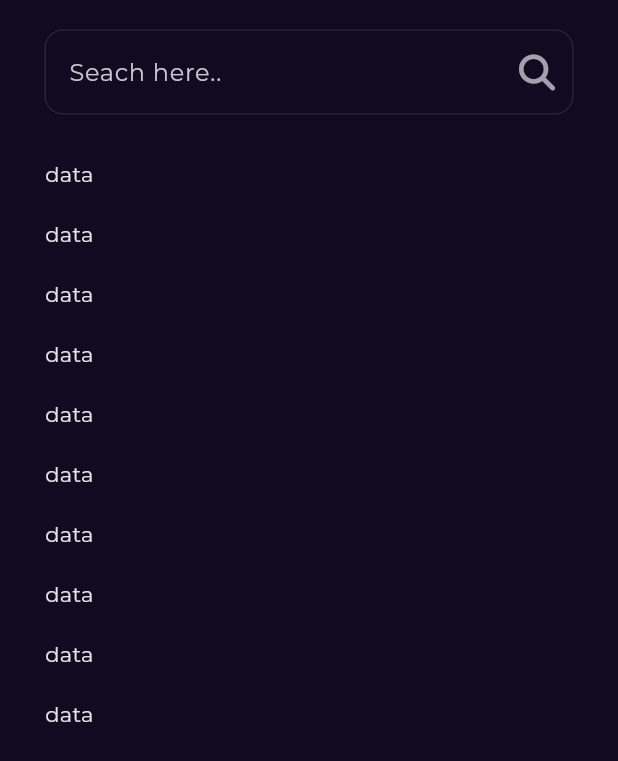
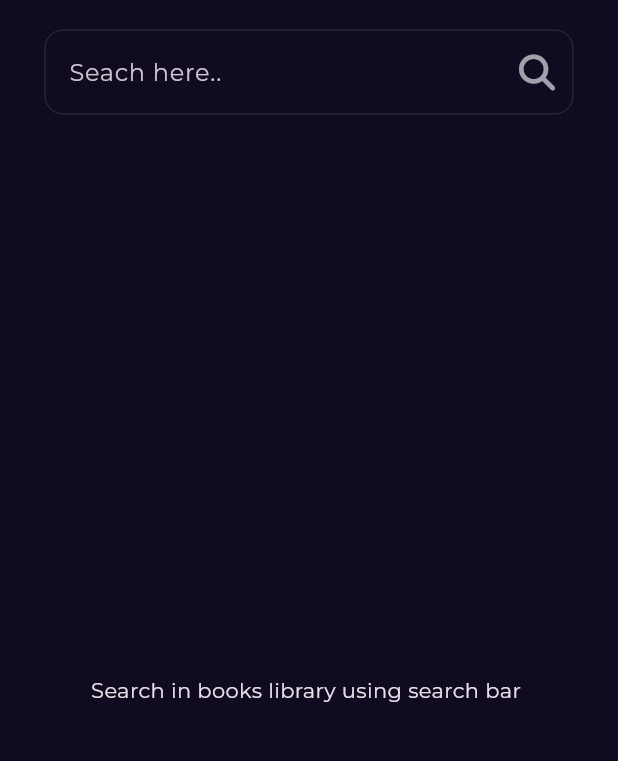
Before and after one commit to Mohamad-Ammis/bookly_app, a Flutter app: the SearchView screen opened by its route, on a phone screen of 412 x 824 dp. Shown: the top 761 px of the screen. Run offline on Flutter 3.47's test engine with Material 3 defaults, Android fonts, the phone set to English and light mode, and no system bars; our stand-ins replace bloc, cached_network_image, dartz, dio, equatable, flutter_bloc and 4 more; network calls fail.

Commit message:
finish debouncing search feature

```diff
--- a/lib/core/utils/app_router.dart
+++ b/lib/core/utils/app_router.dart
@@ -4,6 +4,8 @@ import 'package:bookly_app/features/home/data/repos/home_repo_implementation.dar
 import 'package:bookly_app/features/home/presentation/manger/cubit/similar_books_cubit.dart';
 import 'package:bookly_app/features/home/presentation/views/book_details_view.dart';
 import 'package:bookly_app/features/home/presentation/views/home_view.dart';
+import 'package:bookly_app/features/search/data/repositories/search_repositories_implementation.dart';
+import 'package:bookly_app/features/search/presentation/cubits/search_cubit/search_cubit.dart';
 import 'package:bookly_app/features/search/presentation/views/search_view.dart';
 import 'package:bookly_app/features/splash/presentation/views/splash_view.dart';
 import 'package:flutter_bloc/flutter_bloc.dart';
@@ -33,7 +35,10 @@ abstract class AppRouter {
       ),
       GoRoute(
         path: kSearchViewPath,
-        builder: (context, state) => const SearchView(),
+        builder: (context, state) => BlocProvider(
+          create: (context) => SearchCubit(getIt.get<SearchRepositoriesImplementation>()),
+          child: const SearchView(),
+        ),
       ),
     ],
   );
--- a/lib/core/utils/service_locator.dart
+++ b/lib/core/utils/service_locator.dart
@@ -1,5 +1,6 @@
 import 'package:bookly_app/core/utils/api_service.dart';
 import 'package:bookly_app/features/home/data/repos/home_repo_implementation.dart';
+import 'package:bookly_app/features/search/data/repositories/search_repositories_implementation.dart';
 import 'package:dio/dio.dart';
 import 'package:get_it/get_it.dart';
 
@@ -16,4 +17,9 @@ void setupServiceLocator() {
       apiService: getIt.get<ApiService>(),
     ),
   );
+  getIt.registerSingleton<SearchRepositoriesImplementation>(
+    SearchRepositoriesImplementation(
+      apiService: getIt.get<ApiService>(),
+    ),
+  );
 }
--- a/lib/features/home/presentation/views/widgets/best_seller_listview_item.dart
+++ b/lib/features/home/presentation/views/widgets/best_seller_listview_item.dart
@@ -44,7 +44,7 @@ class NewestBookListViewItem extends StatelessWidget {
                     height: 3,
                   ),
                   Text(
-                    book.volumeInfo.authors![0],
+                    book.volumeInfo.authors?[0]??'',
                     style: Styles.textStyle14,
                   ),
                   const SizedBox(
--- /dev/null
+++ b/lib/features/search/data/repositories/search_repositories.dart
@@ -0,0 +1,8 @@
+import 'package:bookly_app/core/errors/failure.dart';
+import 'package:bookly_app/features/home/data/models/book_model/book_model.dart';
+import 'package:dartz/dartz.dart';
+
+abstract class SearchRepositories {
+  Future <Either<Faliure,List<BookModel>>> searchBooksWithName(String searchText);
+
+}
--- /dev/null
+++ b/lib/features/search/data/repositories/search_repositories_implementation.dart
@@ -0,0 +1,36 @@
+import 'package:bookly_app/core/errors/failure.dart';
+import 'package:bookly_app/core/utils/api_service.dart';
+import 'package:bookly_app/features/home/data/models/book_model/book_model.dart';
+import 'package:bookly_app/features/search/data/repositories/search_repositories.dart';
+import 'package:dartz/dartz.dart';
+import 'package:dio/dio.dart';
+import 'package:flutter/material.dart';
+
+class SearchRepositoriesImplementation implements SearchRepositories {
+  final ApiService apiService;
+
+  SearchRepositoriesImplementation({required this.apiService});
+  @override
+  Future<Either<Faliure, List<BookModel>>> searchBooksWithName(
+      String searchText) async {
+    try {
+      List<BookModel> books = [];
+      var data = await apiService.get(
+          endPoint: 'volumes?Filtering=free-ebooks&q=$searchText');
+      for (var item in data['items']) {
+        try {
+          books.add(BookModel.fromJson(item));
+        } catch (e) {
+          debugPrint('e: ${e}');
+        }
+      }
+      return Right(books);
+    } catch (e) {
+      if (e is DioException) {
+        return Left(ServerFaliure.fromDioException(e));
+      } else {
+        return Left(ServerFaliure(errorMessage: e.toString()));
+      }
+    }
+  }
+}
--- /dev/null
+++ b/lib/features/search/presentation/cubits/search_cubit/search_cubit.dart
@@ -0,0 +1,40 @@
+import 'dart:async';
+
+import 'package:bloc/bloc.dart';
+import 'package:bookly_app/features/home/data/models/book_model/book_model.dart';
+import 'package:bookly_app/features/search/data/repositories/search_repositories.dart';
+import 'package:equatable/equatable.dart';
+import 'package:flutter/material.dart';
+
+part 'search_state.dart';
+
+class SearchCubit extends Cubit<SearchState> {
+  SearchCubit(this.searchRepositories) : super(SearchInitial());
+
+  final SearchRepositories searchRepositories;
+  Timer? _debounce;
+
+  Future<void> searchBooksWithName({required String searchText}) async {
+    try {
+      emit(SearchLoading());
+      if (_debounce?.isActive ?? false) _debounce!.cancel();
+      _debounce = Timer(const Duration(milliseconds: 500), () async {
+        debugPrint(
+            '*********************from Search Call******************************');
+        var result = await searchRepositories.searchBooksWithName(searchText);
+        result.fold(
+          (failure) => emit(SearchFaliure(errMessage: failure.errorMessage)),
+          (books) => emit(SearchSuccess(books: books)),
+        );
+      });
+    } on Exception catch (e) {
+      debugPrint('e: ${e}');
+    }
+  }
+
+  @override
+  Future<void> close() {
+    _debounce?.cancel();
+    return super.close();
+  }
+}
--- /dev/null
+++ b/lib/features/search/presentation/cubits/search_cubit/search_state.dart
@@ -0,0 +1,23 @@
+part of 'search_cubit.dart';
+
+sealed class SearchState extends Equatable {
+  const SearchState();
+
+  @override
+  List<Object> get props => [];
+}
+
+final class SearchInitial extends SearchState {}
+
+final class SearchLoading extends SearchState {}
+
+final class SearchFaliure extends SearchState {
+  final String errMessage;
+
+  const SearchFaliure({required this.errMessage});
+}
+final class SearchSuccess extends SearchState {
+  final List<BookModel>books;
+
+  const SearchSuccess({required this.books});
+}
--- a/lib/features/search/presentation/views/widgets/custom_search_textfield.dart
+++ b/lib/features/search/presentation/views/widgets/custom_search_textfield.dart
@@ -1,4 +1,6 @@
+import 'package:bookly_app/features/search/presentation/cubits/search_cubit/search_cubit.dart';
 import 'package:flutter/material.dart';
+import 'package:flutter_bloc/flutter_bloc.dart';
 import 'package:font_awesome_flutter/font_awesome_flutter.dart';
 
 class CustomSearchTextField extends StatelessWidget {
@@ -7,6 +9,10 @@ class CustomSearchTextField extends StatelessWidget {
   @override
   Widget build(BuildContext context) {
     return TextField(
+      onChanged: (value) {
+        BlocProvider.of<SearchCubit>(context)
+            .searchBooksWithName(searchText: value);
+      },
       decoration: InputDecoration(
           hintText: "Seach here..",
           suffixIcon: IconButton(
--- a/lib/features/search/presentation/views/widgets/search_view_body.dart
+++ b/lib/features/search/presentation/views/widgets/search_view_body.dart
@@ -1,6 +1,11 @@
+import 'package:bookly_app/core/widgets/custom_error_widget.dart';
+import 'package:bookly_app/core/widgets/custom_loading_indicator.dart';
+import 'package:bookly_app/features/home/presentation/views/widgets/best_seller_list_view.dart';
 import 'package:bookly_app/features/home/presentation/views/widgets/best_seller_listview_item.dart';
+import 'package:bookly_app/features/search/presentation/cubits/search_cubit/search_cubit.dart';
 import 'package:bookly_app/features/search/presentation/views/widgets/custom_search_textfield.dart';
 import 'package:flutter/material.dart';
+import 'package:flutter_bloc/flutter_bloc.dart';
 
 class SearchViewBody extends StatelessWidget {
   const SearchViewBody({super.key});
@@ -30,15 +35,31 @@ class SearchResultListView extends StatelessWidget {
 
   @override
   Widget build(BuildContext context) {
+    return BlocBuilder<SearchCubit, SearchState>(
+      builder: (context, state) {
+        if (state is SearchInitial) {
+          return Center(
+            child: Text('Search in books library using search bar '),
+          );
+        } else if (state is SearchFaliure) {
+          return CustomErrorWidget(errorMessage: state.errMessage);
+        } else if (state is SearchSuccess) {
           return ListView.builder(
               padding: EdgeInsets.zero,
-        itemCount: 10,
+              itemCount: state.books.length,
               itemBuilder: (context, index) {
-          return const Padding(
+                return Padding(
                   padding: EdgeInsets.symmetric(vertical: 10),
-            child:Text('data'),
+                  child: NewestBookListViewItem(
+                    book: state.books[index],
+                  ),
                   //  BookListViewItem(),
                 );
               });
+        } else {
+          return const CustomLoadingIndicator();
+        }
+      },
+    );
   }
 }
```
Lines whose indentation alone changed are shown as unchanged.
